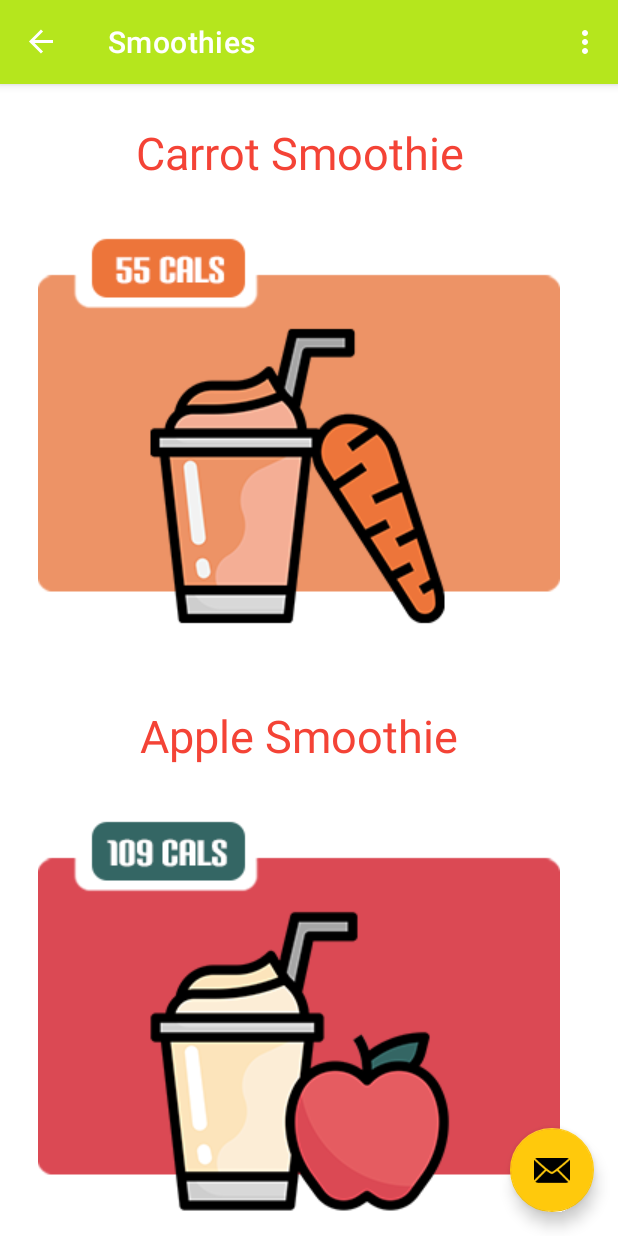
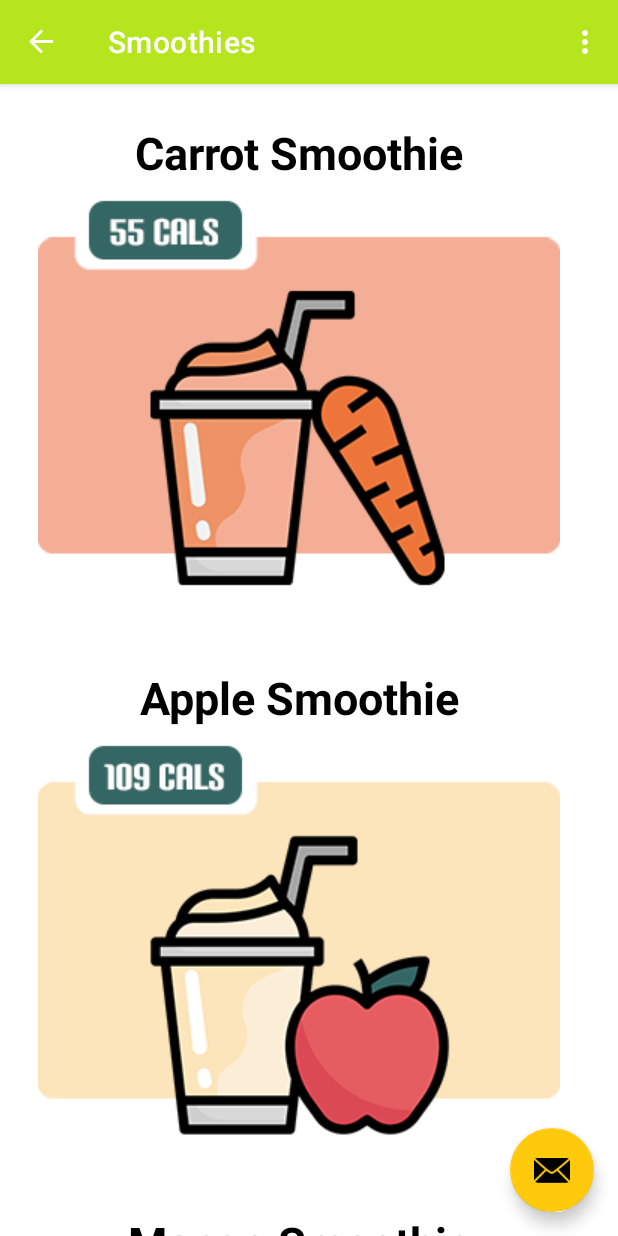
Before and after one commit to ChrisGreenDev/BerryGoodSmoothies, an Android app: the screen it shows after launch (MainActivity), in the side drawer, after a tap on "Smoothies", on a phone screen of 412 x 824 dp. Run offline under Robolectric (Android 15) with nearby library versions, the phone set to English and light mode, and no system bars; our stand-ins replace navigation-ui; Roboto replaces fonts that are not available here.

Commit message:
Fixed smoothie cards for the smoothie screen

```diff
--- a/app/src/main/res/layout/recycle_row.xml
+++ b/app/src/main/res/layout/recycle_row.xml
@@ -15,14 +15,17 @@
         android:fontFamily="@font/baloo"
         android:text="TextView"
         android:textAlignment="center"
-        android:textColor="#F44336"
-        android:textSize="@dimen/titleSize" />
+        android:textColor="#000000"
+        android:textSize="@dimen/titleSize"
+        android:textStyle="bold" />
 
     <ImageView
         android:id="@+id/smoothieCardImage"
         android:layout_width="match_parent"
         android:layout_height="wrap_content"
-        android:layout_margin="25dp"
+        android:layout_marginLeft="25dp"
+        android:layout_marginRight="25dp"
+        android:layout_marginBottom="25dp"
         android:adjustViewBounds="true"
         app:srcCompat="@drawable/apple" />
 
```
Also changed, not shown: app/src/main/res/drawable-v24/newapplecard.png, app/src/main/res/drawable-v24/newbananacard.png, app/src/main/res/drawable-v24/newcarrotcard.png, app/src/main/res/drawable-v24/newgreencard.png, app/src/main/res/drawable-v24/newlimecard.png, app/src/main/res/drawable-v24/newmangocard.png, app/src/main/res/drawable-v24/newpearcard.png, app/src/main/res/drawable-v24/newstrawberrycard.png.
